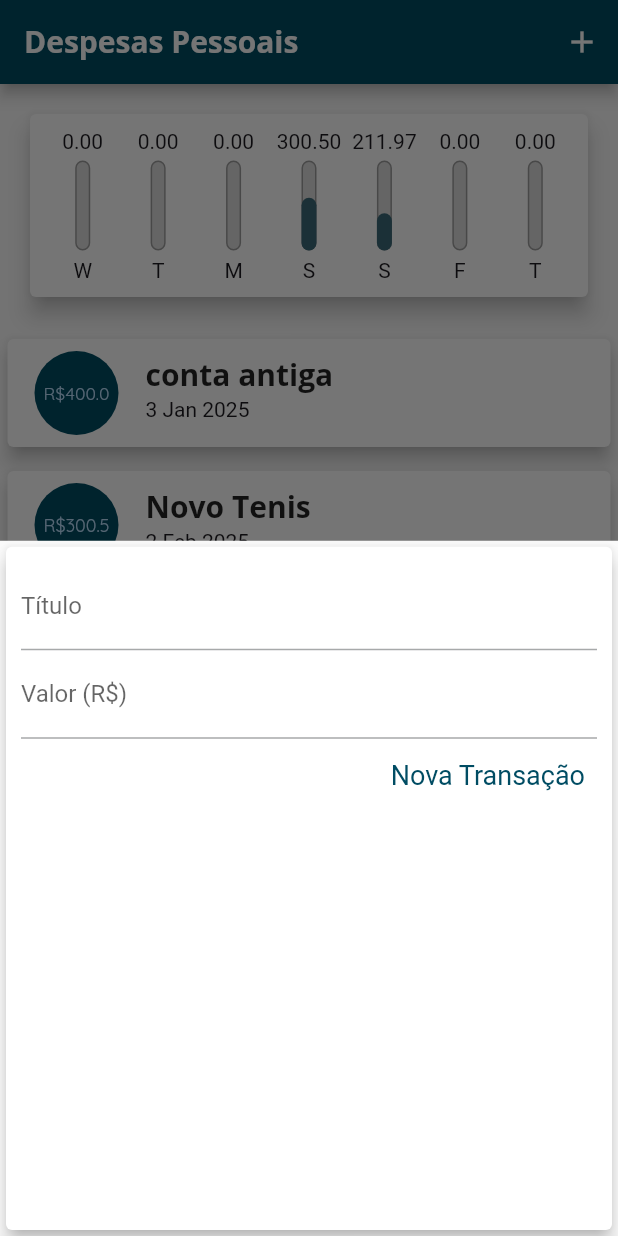
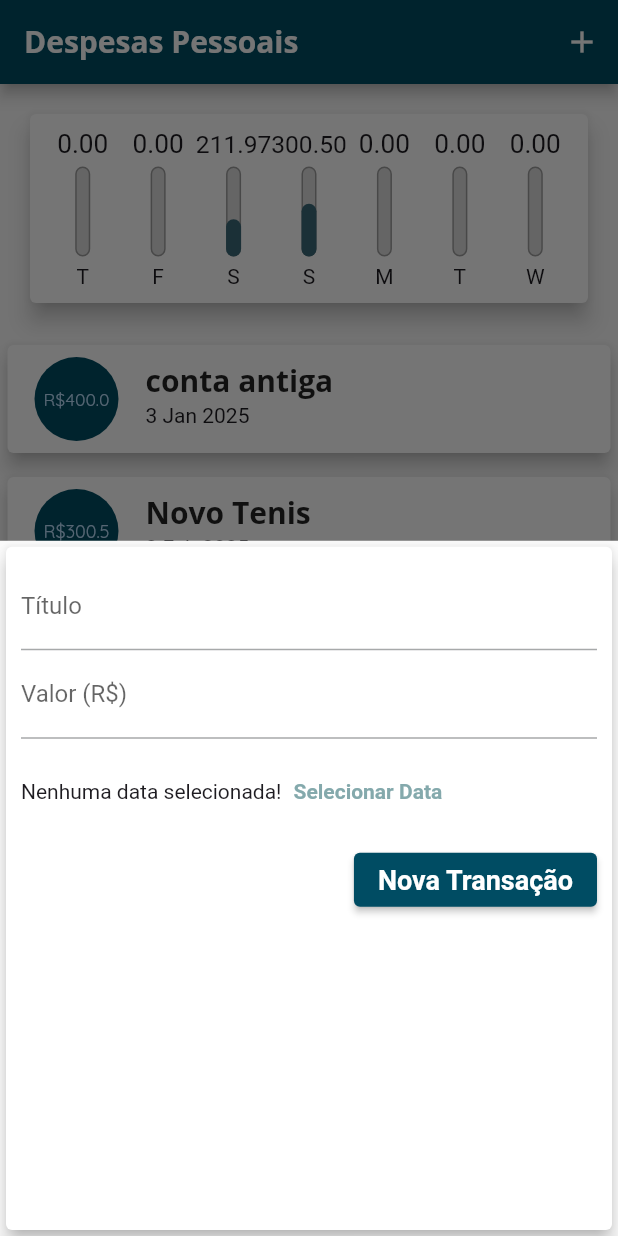
Before and after one commit to Leonardo-arau/DespesasApp, a Flutter app: the screen it shows after launch, after a tap on the "add" icon, on a phone screen of 412 x 824 dp. Run offline on Flutter 3.47's test engine with Material 3 defaults, Android fonts, the phone set to English and light mode, and no system bars.

Commit message:
Preparando formulário para seleção de data

```diff
--- a/lib/components/chart.dart
+++ b/lib/components/chart.dart
@@ -28,7 +28,7 @@ class Chart extends StatelessWidget {
         'day': DateFormat.E().format(weekDay)[0],
         'value': totalSum,
       };
-    });
+    }).reversed.toList();
   }
 
   double get _weekTotalValue {
--- a/lib/components/chart_bar.dart
+++ b/lib/components/chart_bar.dart
@@ -15,8 +15,11 @@ class ChartBar extends StatelessWidget {
   Widget build(BuildContext context) {
     return Column(
       children: <Widget>[
-        FittedBox(
-          child: Text('${value.toStringAsFixed(2)}'),
+        Container(
+          height: 20,
+          child: FittedBox(
+            child: Text('${value.toStringAsFixed(2)}'),
+          ),
         ),
         SizedBox(
           height: 5,
--- a/lib/components/transaction_form.dart
+++ b/lib/components/transaction_form.dart
@@ -48,17 +48,42 @@ class _TransactionFormState extends State<TransactionForm> {
                 labelText: 'Valor (R\$)',
               ),
             ),
+            Container(
+              height: 70,
+              child: Row(
+                children: <Widget>[
+                  Text('Nenhuma data selecionada!'),
+                  TextButton(
+                    style: TextButton.styleFrom(
+                        foregroundColor:
+                            Theme.of(context).colorScheme.secondary),
+                    child: Text(
+                      'Selecionar Data',
+                      style: TextStyle(
+                        fontWeight: FontWeight.bold,
+                      ),
+                    ),
+                    onPressed: () {},
+                  )
+                ],
+              ),
+            ),
             Row(
               mainAxisAlignment: MainAxisAlignment.end,
               children: [
-                TextButton(
+                ElevatedButton(
                   onPressed: _submitForm,
-                  style: TextButton.styleFrom(
-                    textStyle: TextStyle(
-                      fontSize: 18, // Tamanho da fonte
+                  style: ElevatedButton.styleFrom(
+                    backgroundColor: Theme.of(context).colorScheme.primary,
+                    foregroundColor: Colors.white,
+                  ),
+                  child: Text(
+                    'Nova Transação',
+                    style: TextStyle(
+                      fontWeight: FontWeight.bold,
+                      fontSize: 18,
                     ),
                   ),
-                  child: Text('Nova Transação'),
                 )
               ],
             )
```
